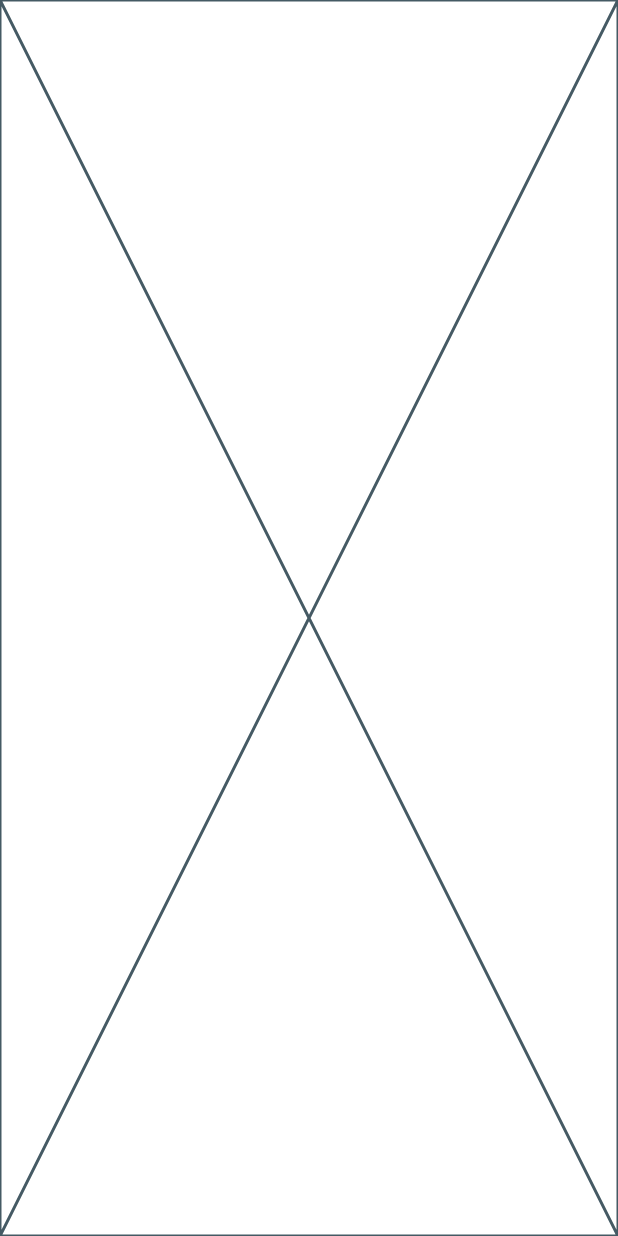
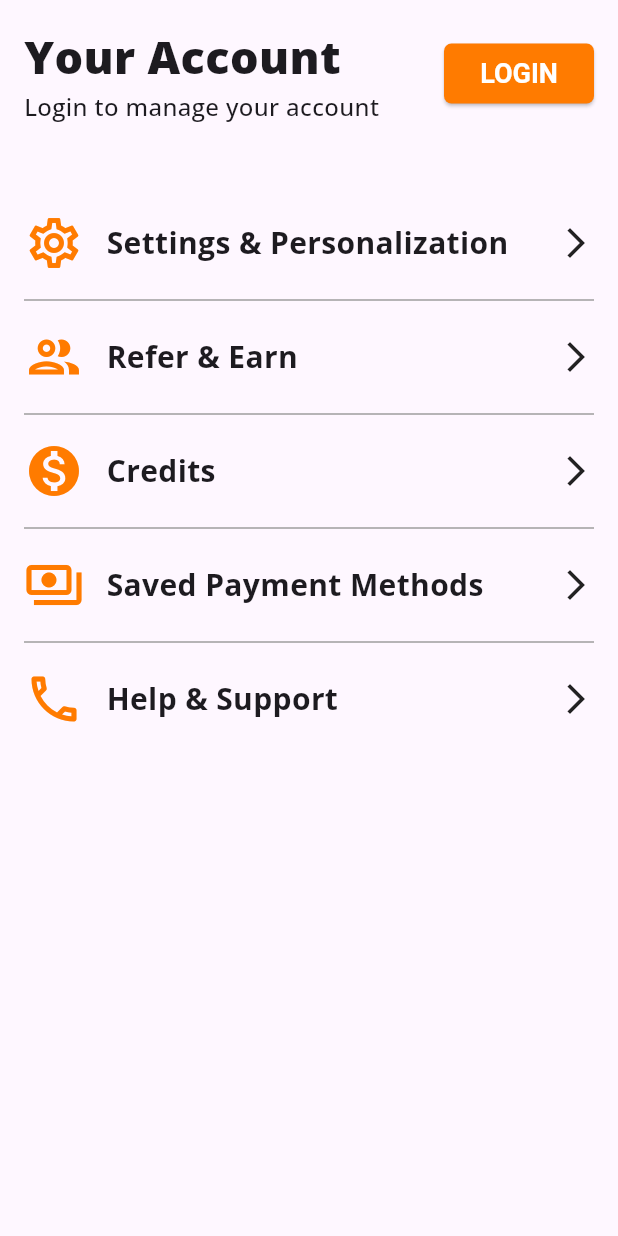
Before and after one commit to Pulkito4/Mojo_Pizza_App_MVP, a Flutter app: the screen it shows after launch, on a phone screen of 412 x 824 dp. Run offline on Flutter 3.47's test engine with Material 3 defaults, Android fonts, the phone set to English and light mode, and no system bars; our stand-ins replace google_fonts.

Commit message:
Create account page

```diff
--- /dev/null
+++ b/lib/custom_button_styles.dart
@@ -0,0 +1,15 @@
+import 'package:flutter/material.dart';
+
+class CustomButtonStyles {
+  static final ButtonStyle orangeButton = ElevatedButton.styleFrom(
+    backgroundColor: const Color.fromARGB(255, 255, 123, 0),
+    foregroundColor: Colors.white,
+    shape: RoundedRectangleBorder(
+      borderRadius: BorderRadius.circular(5),
+    ),
+    textStyle: const TextStyle(
+      fontSize: 18,
+      fontWeight: FontWeight.w600,
+    )
+  );
+}
--- /dev/null
+++ b/lib/modules/account/views/pages/account_screen.dart
@@ -0,0 +1,122 @@
+import 'package:flutter/material.dart';
+import 'package:mojo_pizza_app_mvp/custom_button_styles.dart';
+import 'package:mojo_pizza_app_mvp/modules/account/views/pages/help_support_screen.dart';
+
+import '../widgets/account_page_card.dart';
+
+class AccountScreen extends StatelessWidget {
+  const AccountScreen({super.key});
+
+  @override
+  Widget build(BuildContext context) {
+    return SafeArea(
+      child: Scaffold(
+        body: Padding(
+          padding: const EdgeInsets.all(16.0),
+          child: Column(
+            children: [
+
+
+              // Account Info Section  // Login section with Login Button
+              Row(
+                mainAxisAlignment: MainAxisAlignment.spaceBetween,
+                children: [
+                  const Column(
+                    crossAxisAlignment: CrossAxisAlignment.start,
+                    children: [
+                      Text(
+                        'Your Account',
+                        style: TextStyle(
+                          fontSize: 30,
+                          fontWeight: FontWeight.w900,
+                        ),
+                      ),
+                      Text(
+                        "Login to manage your account",
+                        style: TextStyle(
+                            fontWeight: FontWeight.w500, fontSize: 16),
+                      ),
+                    ],
+                  ),
+
+                  // Login Button
+                  ElevatedButton(
+                    onPressed: () {},
+                    style: CustomButtonStyles.orangeButton.copyWith(
+                      fixedSize: WidgetStateProperty.all<Size>(
+                        const Size(100, 30),
+                      ),
+                    ),
+                    child: const Text("LOGIN"),
+                  )
+                ],
+              ),
+              const SizedBox(height: 50),
+
+
+
+              // Account Page Cards Section
+              GestureDetector(
+                onTap: (){},
+                child: const AccountPageCard(
+                  icon: Icons.settings_outlined,
+                  title: "Settings & Personalization",
+                ),
+              ),
+              const Divider(
+                thickness: 1,
+                color: Colors.grey,
+              ),
+              GestureDetector(
+                onTap: () {},
+                child: const AccountPageCard(
+                  icon: Icons.people_outline_outlined,
+                  title: "Refer & Earn",
+                ),
+              ),
+              const Divider(
+                thickness: 1,
+                color: Colors.grey,
+              ),
+              GestureDetector(
+                onTap: () {},
+                child: const AccountPageCard(
+                  icon: Icons.monetization_on,
+                  title: "Credits",
+                ),
+              ),
+              const Divider(
+                thickness: 1,
+                color: Colors.grey,
+              ),
+              GestureDetector(
+                onTap: (){},
+                child: const AccountPageCard(
+                  icon: Icons.payments_outlined,
+                  title: "Saved Payment Methods",
+                ),
+              ),
+              const Divider(
+                thickness: 1,
+                color: Colors.grey,
+              ),
+              GestureDetector(
+                onTap: (){
+                  Navigator.of(context).push(
+                    MaterialPageRoute(
+                      builder: (context) => const HelpSupportScreen(),
+                    ),
+                  );
+                },
+                child: const AccountPageCard(
+                  icon: Icons.call_outlined,
+                  title: "Help & Support",
+                ),
+              ),
+            ],
+          ),
+        ),
+      ),
+    );
+  }
+}
--- /dev/null
+++ b/lib/modules/account/views/widgets/account_page_card.dart
@@ -0,0 +1,43 @@
+import 'package:flutter/material.dart';
+
+class AccountPageCard extends StatelessWidget {
+  final IconData icon;
+  final String title;
+  const AccountPageCard({
+    super.key,
+    required this.icon,
+    required this.title,
+  });
+
+  @override
+  Widget build(BuildContext context) {
+    return Padding(
+      padding: const EdgeInsets.only(top: 10, bottom: 10),
+      child: Row(
+        mainAxisAlignment: MainAxisAlignment.spaceBetween,
+        children: [
+          Row(
+            children: [
+              Icon(
+                icon,
+                color: const Color.fromARGB(255, 255, 123, 0),
+                size: 40,
+              ),
+              const SizedBox(
+                width: 15,
+              ),
+              Text(
+                title,
+                style: const TextStyle(
+                  fontSize: 20,
+                  fontWeight: FontWeight.bold,
+                ),
+              ),
+            ],
+          ),
+          const Icon(Icons.arrow_forward_ios),
+        ],
+      ),
+    );
+  }
+}
--- a/pubspec.yaml
+++ b/pubspec.yaml
@@ -35,6 +35,7 @@ dependencies:
   # The following adds the Cupertino Icons font to your application.
   # Use with the CupertinoIcons class for iOS style icons.
   cupertino_icons: ^1.0.6
+  google_fonts: ^6.2.1
 
 dev_dependencies:
   flutter_test:
```
Also changed, not shown: lib/main.dart (+19 -7 lines), lib/modules/account/views/pages/help_support_screen.dart (added, +82 -0 lines), lib/modules/account/views/widgets/help_support_card.dart (added, +29 -0 lines), lib/colors.dart (deleted), pubspec.lock, 1 other file.
